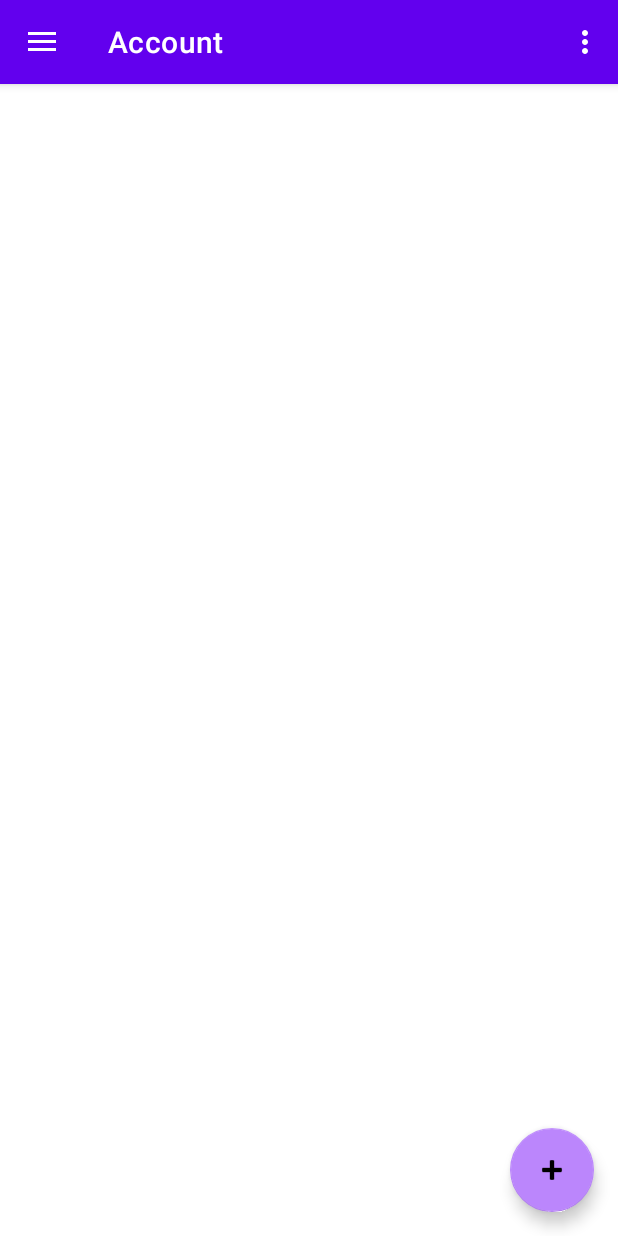
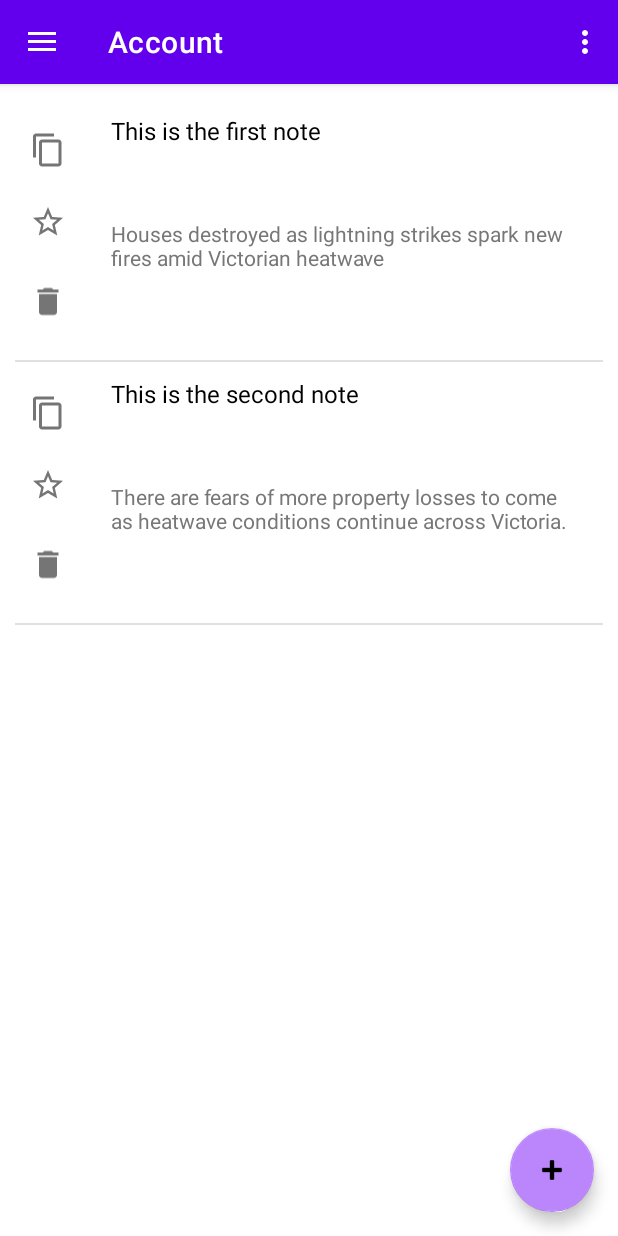
Before and after one commit to David6811/android_demo, an Android app: the screen it shows after launch (MainActivity), on a phone screen of 412 x 824 dp. Run offline under Robolectric (Android 15) with nearby library versions, the phone set to English and light mode, and no system bars; our stand-ins replace Room's generated code, navigation-ui.

Commit message:
Load data for recyclerview by HomeAdapter and item_layout.xml as well as some icons

```diff
--- a/app/src/main/java/com/example/myapplication/entities/Note.kt
+++ b/app/src/main/java/com/example/myapplication/entities/Note.kt
@@ -7,6 +7,7 @@ import androidx.room.PrimaryKey
 @Entity(tableName = "note")
 data class Note(
     @PrimaryKey @ColumnInfo(name = "objectId") val objectId: String,
+    val title: String,
     val content: String,
     val parentObjectId: String,
     val status: Int,
--- /dev/null
+++ b/app/src/main/java/com/example/myapplication/ui/home/HomeAdapter.kt
@@ -0,0 +1,38 @@
+package com.example.myapplication.ui.home
+
+import android.view.LayoutInflater
+import android.view.View
+import android.view.ViewGroup
+import android.widget.TextView
+import androidx.recyclerview.widget.RecyclerView
+import com.example.myapplication.R
+import com.example.myapplication.entities.Note
+
+class HomeAdapter(private val noteList: List<Note>) :
+    RecyclerView.Adapter<HomeAdapter.ViewHolder>() {
+
+    override fun onCreateViewHolder(parent: ViewGroup, viewType: Int): ViewHolder {
+        val view = LayoutInflater.from(parent.context).inflate(R.layout.item_layout, parent, false)
+        return ViewHolder(view)
+    }
+
+    override fun onBindViewHolder(holder: ViewHolder, position: Int) {
+        val note = noteList[position]
+        holder.bind(note)
+    }
+
+    override fun getItemCount(): Int {
+        return noteList.size
+    }
+
+    // ViewHolder class
+    class ViewHolder(itemView: View) : RecyclerView.ViewHolder(itemView) {
+        private val title: TextView = itemView.findViewById(R.id.title)
+        private val content: TextView = itemView.findViewById(R.id.content)
+
+        fun bind(note: Note) {
+            title.text = note.title
+            content.text = note.content
+        }
+    }
+}
--- a/app/src/main/java/com/example/myapplication/ui/home/HomeFragment.kt
+++ b/app/src/main/java/com/example/myapplication/ui/home/HomeFragment.kt
@@ -17,7 +17,8 @@ class HomeFragment : Fragment() {
     private val notes: MutableList<Note> = mutableListOf(
         Note(
             objectId = "1",
-            content = "This is the first note",
+            title = "This is the first note",
+            content = "Houses destroyed as lightning strikes spark new fires amid Victorian heatwave",
             parentObjectId = "0",
             status = 1,
             tags = "work,important",
@@ -26,7 +27,8 @@ class HomeFragment : Fragment() {
         ),
         Note(
             objectId = "2",
-            content = "This is the second note",
+            title = "This is the second note",
+            content = "There are fears of more property losses to come as heatwave conditions continue across Victoria.",
             parentObjectId = "0",
             status = 0,
             tags = "personal,todo",
@@ -47,9 +49,12 @@ class HomeFragment : Fragment() {
     override fun onViewCreated(view: View, savedInstanceState: Bundle?) {
         super.onViewCreated(view, savedInstanceState)
 
+        val homeAdapter = HomeAdapter(notes)
+
         binding.recyclerView.apply {
             layoutManager = LinearLayoutManager(requireContext())
             addItemDecoration(DividerItemDecoration(context, LinearLayoutManager.VERTICAL))
+            adapter = homeAdapter
         }
     }
 
--- /dev/null
+++ b/app/src/main/res/drawable/ic_content_copy_grey_24dp.xml
@@ -0,0 +1,10 @@
+<vector xmlns:android="http://schemas.android.com/apk/res/android"
+        android:width="24dp"
+        android:height="24dp"
+        android:tint="@color/icon_gray_600"
+        android:viewportHeight="24.0"
+        android:viewportWidth="24.0">
+    <path
+        android:fillColor="#FF000000"
+        android:pathData="M16,1L4,1c-1.1,0 -2,0.9 -2,2v14h2L4,3h12L16,1zM19,5L8,5c-1.1,0 -2,0.9 -2,2v14c0,1.1 0.9,2 2,2h11c1.1,0 2,-0.9 2,-2L21,7c0,-1.1 -0.9,-2 -2,-2zM19,21L8,21L8,7h11v14z"/>
+</vector>
--- /dev/null
+++ b/app/src/main/res/drawable/ic_delete_grey600_24dp.xml
@@ -0,0 +1,5 @@
+<vector android:height="24dp" android:tint="@color/icon_gray_600"
+    android:viewportHeight="24.0" android:viewportWidth="24.0"
+    android:width="24dp" xmlns:android="http://schemas.android.com/apk/res/android">
+    <path android:fillColor="#FF000000" android:pathData="M6,19c0,1.1 0.9,2 2,2h8c1.1,0 2,-0.9 2,-2V7H6v12zM19,4h-3.5l-1,-1h-5l-1,1H5v2h14V4z"/>
+</vector>
--- /dev/null
+++ b/app/src/main/res/drawable/ic_star_border_black_24dp.xml
@@ -0,0 +1,5 @@
+<vector android:height="24dp" android:tint="@color/icon_gray_600"
+    android:viewportHeight="24.0" android:viewportWidth="24.0"
+    android:width="24dp" xmlns:android="http://schemas.android.com/apk/res/android">
+    <path android:fillColor="#FF000000" android:pathData="M22,9.24l-7.19,-0.62L12,2 9.19,8.63 2,9.24l5.46,4.73L5.82,21 12,17.27 18.18,21l-1.63,-7.03L22,9.24zM12,15.4l-3.76,2.27 1,-4.28 -3.32,-2.88 4.38,-0.38L12,6.1l1.71,4.04 4.38,0.38 -3.32,2.88 1,4.28L12,15.4z"/>
+</vector>
--- /dev/null
+++ b/app/src/main/res/layout/item_layout.xml
@@ -0,0 +1,71 @@
+<?xml version="1.0" encoding="utf-8"?>
+<LinearLayout xmlns:android="http://schemas.android.com/apk/res/android"
+    android:layout_width="match_parent"
+    android:layout_height="wrap_content"
+    android:baselineAligned="false"
+    android:orientation="horizontal"
+    android:padding="10dp">
+
+    <LinearLayout
+        android:layout_width="wrap_content"
+        android:layout_height="match_parent"
+        android:layout_marginEnd="20dp"
+        android:gravity="center"
+        android:orientation="vertical">
+
+        <!-- Icon 1 -->
+        <ImageView
+            android:layout_width="wrap_content"
+            android:layout_height="60dp"
+            android:layout_marginBottom="0dp"
+            android:layout_weight="1"
+            android:src="@drawable/ic_content_copy_grey_24dp" />
+
+        <!-- Icon 2 -->
+        <ImageView
+            android:layout_width="wrap_content"
+            android:layout_height="60dp"
+            android:layout_marginBottom="5dp"
+            android:layout_weight="1"
+            android:src="@drawable/ic_star_border_black_24dp" />
+
+        <!-- Icon 3 -->
+        <ImageView
+            android:layout_width="wrap_content"
+            android:layout_height="60dp"
+            android:layout_marginBottom="5dp"
+            android:layout_weight="1"
+            android:src="@drawable/ic_delete_grey600_24dp" />
+    </LinearLayout>
+
+    <!-- 右侧，包含两个TextView -->
+    <LinearLayout
+        android:layout_width="0dp"
+        android:layout_height="wrap_content"
+        android:layout_weight="1"
+        android:orientation="vertical"
+        android:paddingStart="10dp"
+        android:paddingEnd="10dp">
+
+        <!-- 标题和创建时间 -->
+        <TextView
+            android:id="@+id/title"
+            android:layout_width="match_parent"
+            android:layout_height="wrap_content"
+            android:gravity="start"
+            android:text="Title - Create Time"
+            android:textColor="#000000"
+            android:textSize="16sp" />
+
+        <!-- 内容 -->
+        <TextView
+            android:id="@+id/content"
+            android:layout_width="match_parent"
+            android:layout_height="132dp"
+            android:gravity="center_vertical|start"
+            android:text="Content"
+            android:textColor="#777777"
+            android:textSize="14sp" />
+    </LinearLayout>
+
+</LinearLayout>
--- /dev/null
+++ b/app/src/main/res/values/common_colors.xml
@@ -0,0 +1,25 @@
+<resources>
+
+    <color name="divider_bg">#DEDEDE</color>
+    <color name="divider">#BDBDBD</color>
+    <color name="light_gray_half">#75222222</color>
+    <color name="gray">#999999</color>
+    <color name="fingerprint_hint_color">#802F2F2F</color>
+    <color name="settings_description">#6D6D6C</color>
+
+    <color name="black_gray">#333333</color>
+    <color name="warning_color">#f4511e</color>
+    <color name="color_primary_dark">#512DA8</color>
+    <color name="color_primary_dark_half">#50303F9F</color>
+    <color name="color_accent">#FF4081</color>
+    <color name="color_accent_half">#50FF4081</color>
+    <color name="color_primary">#673AB7</color>
+    <color name="color_primary_half">#503F51B5</color>
+    <color name="icon_gray_600">#757575</color>
+
+    <color name="colorPrimary">@color/color_primary</color>
+    <color name="colorPrimaryDark">@color/color_primary_dark</color>
+    <color name="colorAccent">@color/color_accent</color>
+
+
+</resources>
```
